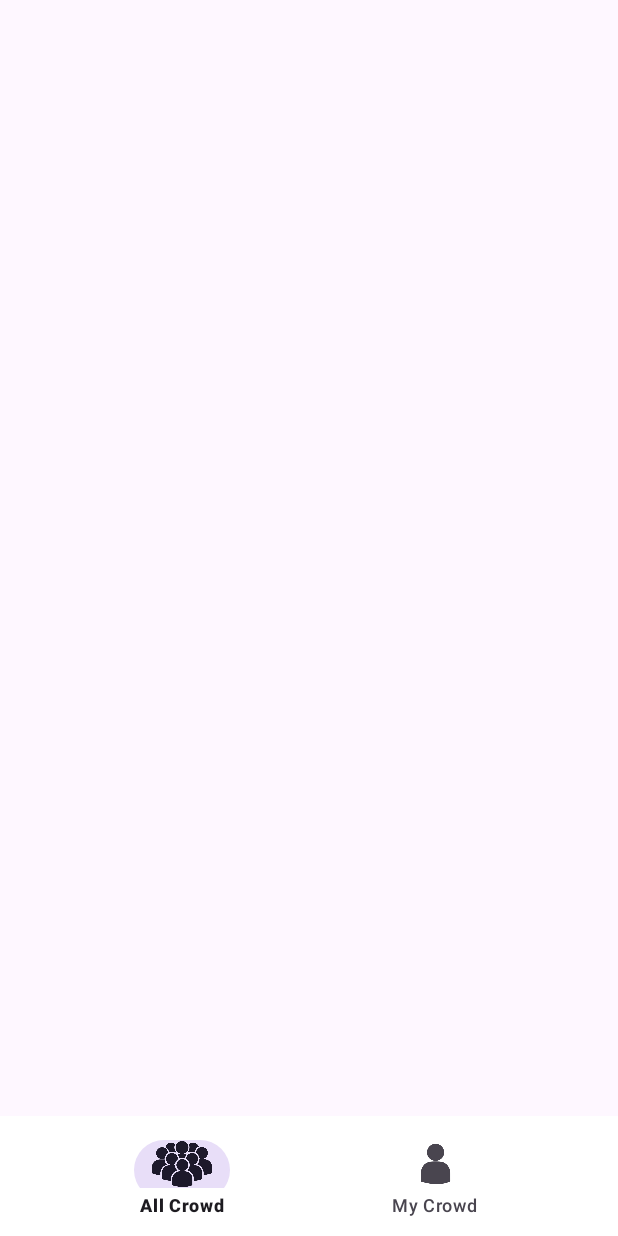
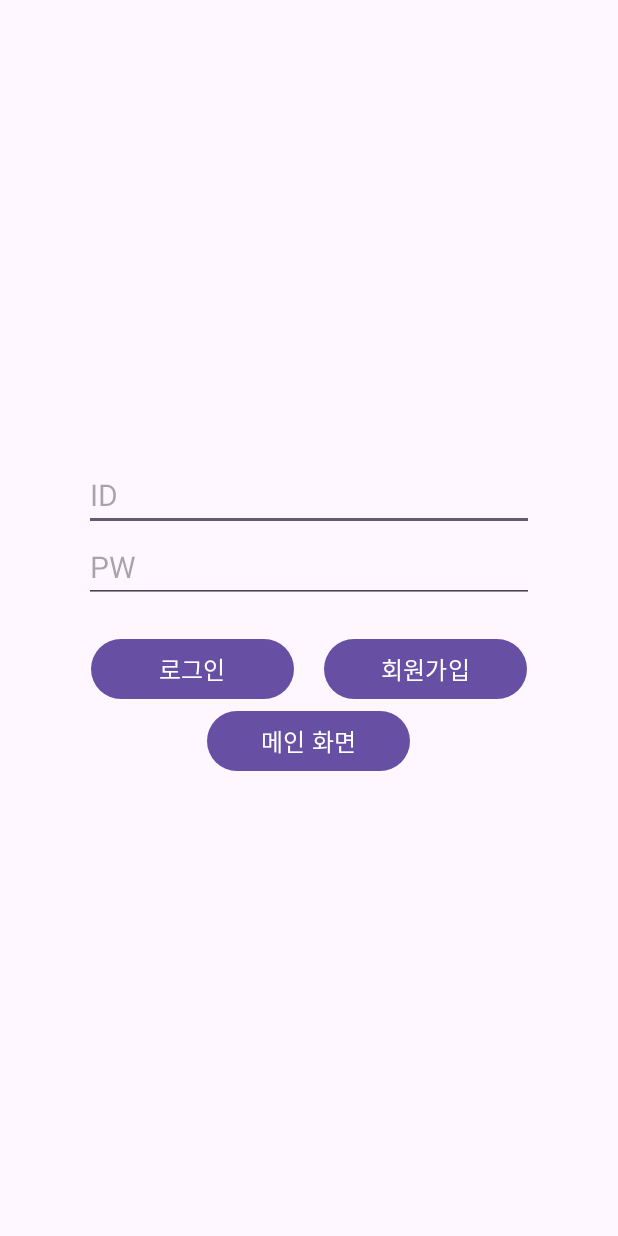
Before and after one commit to Output-Of-The-Diagram/CrowdPP, an Android app: the screen it shows after launch (MainActivity before the commit, LoginActivity after it), on a phone screen of 412 x 824 dp. Run offline under Robolectric (Android 15) with nearby library versions, the phone set to English and light mode, and no system bars.

Commit message:
retrofit 기본 파일 추가 및 activity 수정2

```diff
--- a/crowdpp/app/src/main/AndroidManifest.xml
+++ b/crowdpp/app/src/main/AndroidManifest.xml
@@ -2,7 +2,10 @@
 <manifest xmlns:android="http://schemas.android.com/apk/res/android"
     xmlns:tools="http://schemas.android.com/tools">
 
+    <uses-permission android:name="android.permission.INTERNET"/>
+
     <application
+        android:usesCleartextTraffic="true"
         android:allowBackup="true"
         android:dataExtractionRules="@xml/data_extraction_rules"
         android:fullBackupContent="@xml/backup_rules"
@@ -13,7 +16,7 @@
         android:theme="@style/Theme.Crowdpp"
         tools:targetApi="31">
         <activity
-            android:name=".MainActivity"
+            android:name=".LoginActivity"
             android:exported="true">
             <intent-filter>
                 <action android:name="android.intent.action.MAIN" />
@@ -21,6 +24,7 @@
                 <category android:name="android.intent.category.LAUNCHER" />
             </intent-filter>
         </activity>
+        <activity android:name=".MainActivity"></activity>
     </application>
 
 </manifest>
--- /dev/null
+++ b/crowdpp/app/src/main/java/com/ootd/crowdpp/LoginActivity.java
@@ -0,0 +1,28 @@
+package com.ootd.crowdpp;
+
+import android.content.Intent;
+import android.os.Bundle;
+import android.view.View;
+import android.widget.Button;
+
+import androidx.appcompat.app.AppCompatActivity;
+
+
+public class LoginActivity extends AppCompatActivity {
+
+    @Override
+    protected void onCreate(Bundle savedInstanceState) {
+        super.onCreate(savedInstanceState);
+        setContentView(R.layout.activity_login);
+
+        Button goMainButton = findViewById(R.id.goMainButton);
+
+        goMainButton.setOnClickListener(new View.OnClickListener() {
+            @Override
+            public void onClick(View view) {
+                Intent intent = new Intent(LoginActivity.this, MainActivity.class);
+                startActivity(intent);
+            }
+        });
+    }
+}
--- a/crowdpp/app/src/main/res/layout/login.xml
+++ b/crowdpp/app/src/main/res/layout/activity_login.xml
@@ -39,5 +39,12 @@
             android:textSize="16dp"/>
     </LinearLayout>
 
+    <Button
+        android:layout_width="135dp"
+        android:layout_height="wrap_content"
+        android:text="메인 화면"
+        android:textSize="16dp"
+        android:id="@+id/goMainButton"/>
+
 
 </LinearLayout>
--- a/crowdpp/app/src/main/res/layout/activity_main.xml
+++ b/crowdpp/app/src/main/res/layout/activity_main.xml
@@ -13,4 +13,10 @@
         android:background="#fff"
         app:itemIconSize="40dp"
         app:itemRippleColor="#8989FF"/>
+
+    <TextView
+        android:layout_width="match_parent"
+        android:layout_height="wrap_content"
+        android:id="@+id/Text1"
+        android:textSize="50sp"/>
 </RelativeLayout>
```
Also changed, not shown: crowdpp/app/src/main/java/com/ootd/crowdpp/MainActivity.java (+35 -0 lines), crowdpp/app/src/main/java/com/ootd/crowdpp/Retrofits/DataModel.java (added, +15 -0 lines), crowdpp/app/src/main/java/com/ootd/crowdpp/Retrofits/RetrofitClient.java (added, +24 -0 lines), crowdpp/app/src/main/java/com/ootd/crowdpp/Retrofits/RetrofitInterface.java (added, +14 -0 lines).
